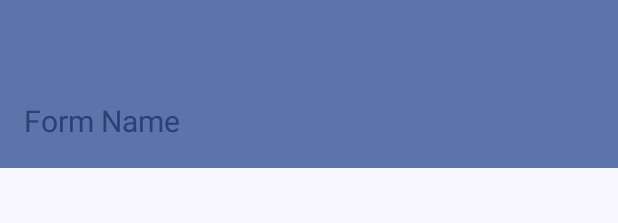
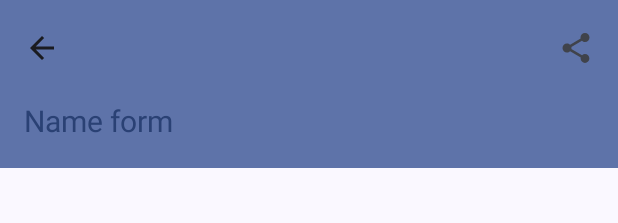
Before and after one commit to laurenthat/AI-Form-Builder, an Android app built with Jetpack Compose: the @Preview function PublishFormScreenPreview, on a phone screen of 412 x 824 dp. Shown: the top 223 px of the screen. Run offline under Robolectric (Android 15) with nearby library versions, the phone set to English and light mode, and no system bars; our stand-ins replace Timber; pictures from the network do not load.

Commit message:
Published form details screen shows users and share feature done

```diff
--- a/app/src/main/java/com/draw2form/ai/api/ApiModels.kt
+++ b/app/src/main/java/com/draw2form/ai/api/ApiModels.kt
@@ -39,7 +39,9 @@ data class ApiFormSubmission(
     val formId: String,
     val textFieldResponses: List<ApiFormTextFieldResponse>?,
     val checkboxResponse: List<ApiFormCheckboxResponse>?,
-    val toggleSwitchResponses: List<ApiFormToggleSwitchResponse>?
+    val toggleSwitchResponses: List<ApiFormToggleSwitchResponse>?,
+    val createdAt: String,
+    val updatedAt: String
 )
 
 data class ApiFormTextField(
--- a/app/src/main/java/com/draw2form/ai/presentation/screens/FormsListScreen.kt
+++ b/app/src/main/java/com/draw2form/ai/presentation/screens/FormsListScreen.kt
@@ -83,7 +83,8 @@ fun FormsListScreenTopBar(
                 stringResource(R.string.my_forms),
                 maxLines = 1,
                 overflow = TextOverflow.Ellipsis,
-                fontSize = 20.sp
+                fontSize = 20.sp,
+                style = MaterialTheme.typography.labelLarge,
             )
         },
         scrollBehavior = scrollBehavior
--- a/app/src/main/java/com/draw2form/ai/presentation/screens/SubmittedFormsScreen.kt
+++ b/app/src/main/java/com/draw2form/ai/presentation/screens/SubmittedFormsScreen.kt
@@ -10,11 +10,14 @@ import androidx.compose.foundation.layout.size
 import androidx.compose.foundation.layout.width
 import androidx.compose.foundation.lazy.LazyColumn
 import androidx.compose.foundation.lazy.itemsIndexed
+import androidx.compose.foundation.shape.RoundedCornerShape
 import androidx.compose.material.icons.Icons
-import androidx.compose.material.icons.filled.AccountCircle
+import androidx.compose.material.icons.automirrored.filled.ArrowBack
+import androidx.compose.material.icons.filled.Share
 import androidx.compose.material3.ExperimentalMaterial3Api
 import androidx.compose.material3.HorizontalDivider
 import androidx.compose.material3.Icon
+import androidx.compose.material3.IconButton
 import androidx.compose.material3.ListItem
 import androidx.compose.material3.MaterialTheme
 import androidx.compose.material3.MediumTopAppBar
@@ -26,15 +29,17 @@ import androidx.compose.material3.rememberTopAppBarState
 import androidx.compose.runtime.Composable
 import androidx.compose.runtime.collectAsState
 import androidx.compose.ui.Modifier
+import androidx.compose.ui.draw.clip
 import androidx.compose.ui.input.nestedscroll.nestedScroll
+import androidx.compose.ui.layout.ContentScale
 import androidx.compose.ui.text.style.TextAlign
 import androidx.compose.ui.text.style.TextOverflow
 import androidx.compose.ui.tooling.preview.Preview
 import androidx.compose.ui.unit.dp
 import androidx.compose.ui.unit.sp
 import androidx.lifecycle.viewmodel.compose.viewModel
-import com.draw2form.ai.api.ApiForm
-import com.draw2form.ai.api.ApiUser
+import coil.compose.AsyncImage
+import com.draw2form.ai.api.ApiFormSubmission
 import com.draw2form.ai.application.AppViewModelProvider
 import com.draw2form.ai.presentation.ui.theme.LinkUpTheme
 import com.draw2form.ai.user.UserViewModel
@@ -47,20 +52,56 @@ import kotlinx.datetime.toLocalDateTime
 @Composable
 fun SubmittedFormsScreenTopBar(
     scrollBehavior: TopAppBarScrollBehavior,
-) {
+    canGoBack: Boolean,
+    canShare: Boolean,
+    onBackClick: () -> Unit,
+    onShareClick: () -> Unit,
+
+    ) {
     MediumTopAppBar(
         colors = TopAppBarDefaults.topAppBarColors(
             containerColor = MaterialTheme.colorScheme.primaryContainer,
             titleContentColor = MaterialTheme.colorScheme.primary,
-        ),
-        title = {
+        ), title = {
             Text(
-                text = "Form Name",
+                text = "Name form",
                 maxLines = 1,
                 overflow = TextOverflow.Ellipsis,
-                fontSize = 20.sp
+                fontSize = 20.sp,
             )
+        }, navigationIcon = {
+            if (canGoBack) {
+                IconButton(
+                    modifier = Modifier,
+                    onClick = { onBackClick() }
+                ) {
+                    Icon(
+                        Icons.AutoMirrored.Filled.ArrowBack,
+                        contentDescription = "Back",
+                        modifier = Modifier
+                            .padding(horizontal = 3.dp)
+                    )
+                }
+
+            }
         },
+
+        actions = {
+            if (canShare) {
+                IconButton(
+                    modifier = Modifier,
+                    onClick = { onShareClick() }
+                ) {
+                    Icon(
+                        Icons.Filled.Share,
+                        contentDescription = "Share",
+                        modifier = Modifier
+                            .padding(horizontal = 3.dp)
+                    )
+                }
+            }
+        },
+
         scrollBehavior = scrollBehavior
     )
 }
@@ -70,6 +111,10 @@ fun SubmittedFormsScreenTopBar(
 fun SubmittedFormsScreen(
     modifier: Modifier = Modifier,
     userViewModel: UserViewModel = viewModel(factory = AppViewModelProvider.Factory),
+    canShare: Boolean,
+    canGoBack: Boolean,
+    onBackClick: () -> Unit,
+    onShareClick: () -> Unit,
 ) {
 
     val submittedFormList = userViewModel.apiSubmittedForms.collectAsState(emptyList())
@@ -79,7 +124,14 @@ fun SubmittedFormsScreen(
 
     Scaffold(
         topBar = {
-            SubmittedFormsScreenTopBar(scrollBehavior = scrollBehavior)
+            SubmittedFormsScreenTopBar(
+                scrollBehavior = scrollBehavior,
+                canShare = canShare,
+                canGoBack = canGoBack,
+                onBackClick = onBackClick,
+                onShareClick = onShareClick
+
+            )
         },
         modifier = Modifier
             .fillMaxSize()
@@ -97,41 +149,32 @@ fun SubmittedFormsScreen(
                 verticalArrangement = Arrangement.spacedBy(1.dp),
             ) {
                 itemsIndexed(submittedForms) { index, item ->
-                    Text(text = item.owner?.name ?: "")
+                    FormSubmittedListItem(formSubmission = item)
                 }
-
-
             }
         }
     }
 }
 
-
 @Composable
-fun SubmittedFormListItem(
-    user: ApiUser,
-    form: ApiForm,
+fun FormSubmittedListItem(
+    formSubmission: ApiFormSubmission,
 ) {
-
-
     ListItem(
-        modifier = Modifier.clickable(
-            onClick = {}
-        ),
+        modifier = Modifier.clickable(onClick = {}),
         headlineContent = {
             Text(
-                text = user.name,
+                text = formSubmission.owner?.name ?: "",
                 textAlign = TextAlign.Start,
                 style = MaterialTheme.typography.bodyLarge,
-                modifier = Modifier
-                    .padding(bottom = 8.dp)
+                modifier = Modifier.padding(bottom = 8.dp)
             )
         },
         supportingContent = {
             Text(
                 text = run {
                     val date =
-                        Instant.parse(form.createdAt)
+                        Instant.parse(formSubmission.createdAt)
                             .toLocalDateTime(TimeZone.currentSystemDefault())
                     "${date.date} ${date.time.hour}:${date.time.minute}"
 
@@ -139,17 +182,20 @@ fun SubmittedFormListItem(
                 textAlign = TextAlign.Center,
                 style = MaterialTheme.typography.labelMedium
             )
+
+
         },
         leadingContent = {
-            Icon(
-                imageVector = Icons.Filled.AccountCircle,
-                contentDescription = "User",
+            AsyncImage(
+                model = formSubmission.owner?.picture,
+                contentScale = ContentScale.Crop,
+                contentDescription = "User picture",
                 modifier = Modifier
-                    .size(50.dp),
+                    .clip(RoundedCornerShape(10.dp))
+                    .size(48.dp),
             )
         },
-
-        )
+    )
     HorizontalDivider(
         color = MaterialTheme.colorScheme.primary,
         modifier = Modifier
@@ -158,13 +204,17 @@ fun SubmittedFormListItem(
             .width(1.dp),
     )
 
-
 }
 
 @Composable
 @Preview(showBackground = true)
 fun PublishFormScreenPreview() {
     LinkUpTheme {
-        SubmittedFormsScreen()
+        SubmittedFormsScreen(
+            canShare = true,
+            canGoBack = true,
+            onShareClick = {},
+            onBackClick = {}
+        )
     }
 }
```
Also changed, not shown: app/src/main/java/com/draw2form/ai/navigation/Navigation.kt (+19 -1 lines).
